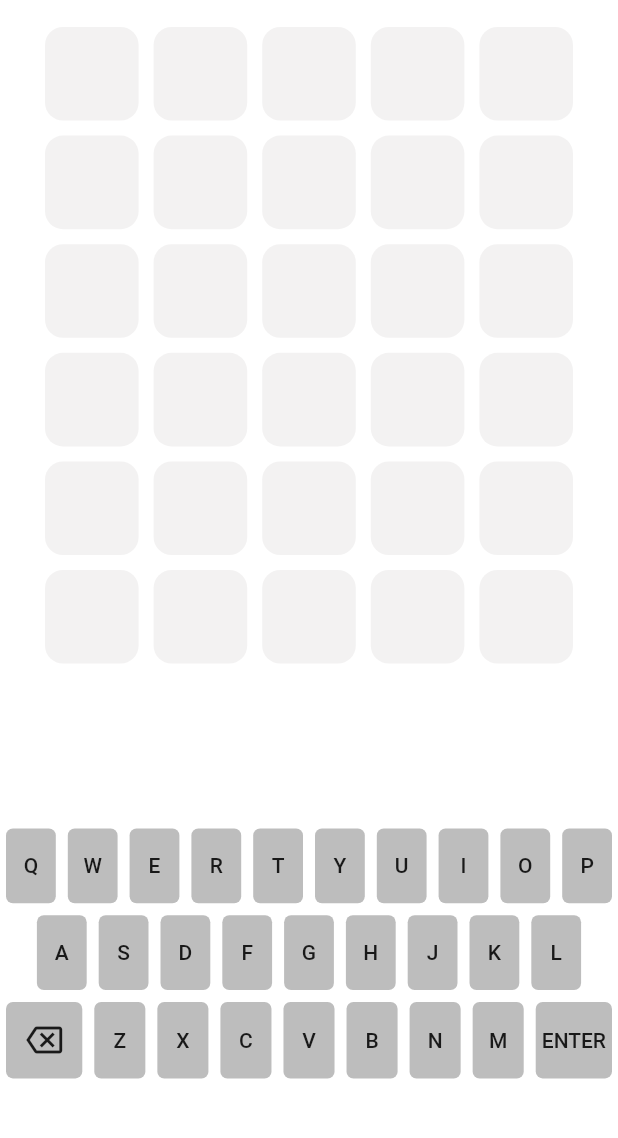
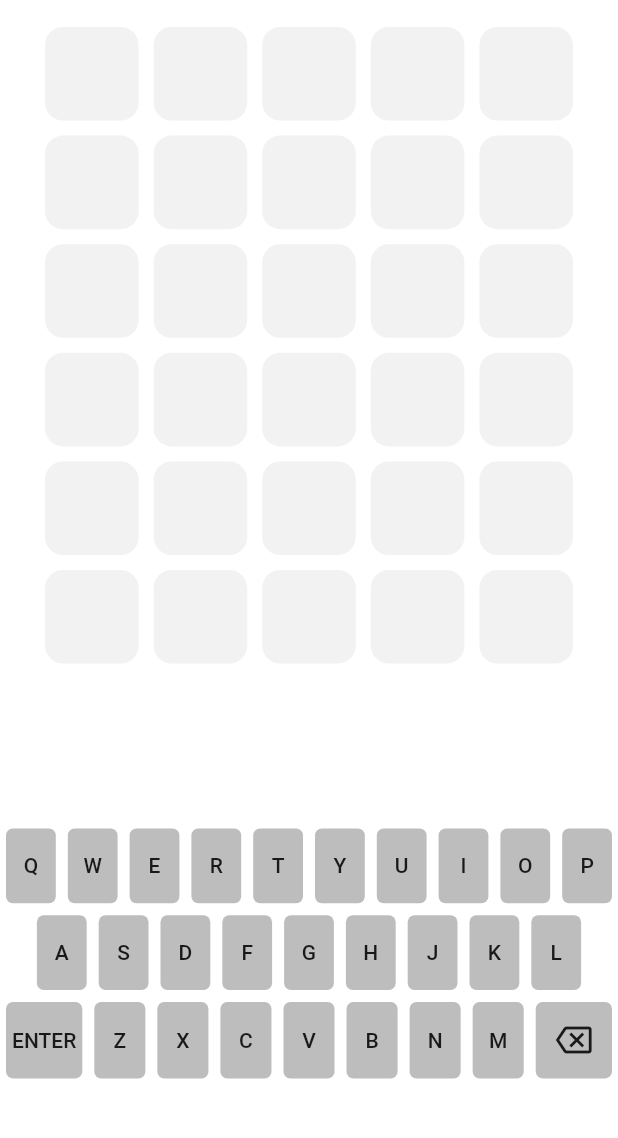
Before and after one commit to siddheshsonawane07/flutter_wordle, a Flutter app: the screen it shows after launch, on a phone screen of 412 x 824 dp, the part 72-1210 px from its top. Run offline on Flutter 3.47's test engine with Material 2 defaults, Android fonts, the phone set to English and light mode, and no system bars; our stand-ins replace bloc, equatable, flutter_bloc, flutter_countdown_timer, google_fonts, shared_preferences and 1 more; missing offline and left inert: twemoji; project files that could hold a hidden picture were left out.

Commit message:
widget changes

```diff
--- a/lib/widget/home_content.dart
+++ b/lib/widget/home_content.dart
@@ -1,6 +1,7 @@
 import 'package:flutter/material.dart';
-import 'package:wordle/widget/grid.dart';
-import 'package:wordle/widget/keyboard.dart';
+
+import 'grid.dart';
+import 'keyboard.dart';
 
 class HomeContent extends StatelessWidget {
   const HomeContent({Key? key}) : super(key: key);
--- a/lib/widget/keyboard.dart
+++ b/lib/widget/keyboard.dart
@@ -1,5 +1,6 @@
 import 'package:flutter/material.dart';
-import 'package:wordle/enums/keyboard_keys.dart';
+
+import '../enums/keyboard_keys.dart';
 import 'keyboard_key.dart';
 
 class Keyboard extends StatelessWidget {
@@ -13,80 +14,44 @@ class Keyboard extends StatelessWidget {
         children: [
           Row(
             children: const [
-              Flexible(
-                  flex: 1,
-                  child: KeyboardKey(
-                    keyboardKey: KeyboardKeys.q,
-                  )),
-              Flexible(
-                  flex: 1, child: KeyboardKey(keyboardKey: KeyboardKeys.w)),
-              Flexible(
-                  flex: 1, child: KeyboardKey(keyboardKey: KeyboardKeys.e)),
-              Flexible(
-                  flex: 1, child: KeyboardKey(keyboardKey: KeyboardKeys.r)),
-              Flexible(
-                  flex: 1, child: KeyboardKey(keyboardKey: KeyboardKeys.t)),
-              Flexible(
-                  flex: 1, child: KeyboardKey(keyboardKey: KeyboardKeys.y)),
-              Flexible(
-                  flex: 1, child: KeyboardKey(keyboardKey: KeyboardKeys.u)),
-              Flexible(
-                  flex: 1, child: KeyboardKey(keyboardKey: KeyboardKeys.i)),
-              Flexible(
-                  flex: 1, child: KeyboardKey(keyboardKey: KeyboardKeys.o)),
-              Flexible(
-                  flex: 1, child: KeyboardKey(keyboardKey: KeyboardKeys.p)),
+              Flexible(flex:1,child: KeyboardKey(keyboardKey: KeyboardKeys.q,)),
+              Flexible(flex:1,child: KeyboardKey(keyboardKey: KeyboardKeys.w)),
+              Flexible(flex:1,child: KeyboardKey(keyboardKey: KeyboardKeys.e)),
+              Flexible(flex:1,child: KeyboardKey(keyboardKey: KeyboardKeys.r)),
+              Flexible(flex:1,child: KeyboardKey(keyboardKey: KeyboardKeys.t)),
+              Flexible(flex:1,child: KeyboardKey(keyboardKey: KeyboardKeys.y)),
+              Flexible(flex:1,child: KeyboardKey(keyboardKey: KeyboardKeys.u)),
+              Flexible(flex:1,child: KeyboardKey(keyboardKey: KeyboardKeys.i)),
+              Flexible(flex:1,child: KeyboardKey(keyboardKey: KeyboardKeys.o)),
+              Flexible(flex:1,child: KeyboardKey(keyboardKey: KeyboardKeys.p)),
             ],
           ),
           Row(
             children: const [
-              Spacer(
-                flex: 5,
-              ),
-              Flexible(
-                  flex: 10,
-                  child: KeyboardKey(
-                    keyboardKey: KeyboardKeys.a,
-                  )),
-              Flexible(
-                  flex: 10, child: KeyboardKey(keyboardKey: KeyboardKeys.s)),
-              Flexible(
-                  flex: 10, child: KeyboardKey(keyboardKey: KeyboardKeys.d)),
-              Flexible(
-                  flex: 10, child: KeyboardKey(keyboardKey: KeyboardKeys.f)),
-              Flexible(
-                  flex: 10, child: KeyboardKey(keyboardKey: KeyboardKeys.g)),
-              Flexible(
-                  flex: 10, child: KeyboardKey(keyboardKey: KeyboardKeys.h)),
-              Flexible(
-                  flex: 10, child: KeyboardKey(keyboardKey: KeyboardKeys.j)),
-              Flexible(
-                  flex: 10, child: KeyboardKey(keyboardKey: KeyboardKeys.k)),
-              Flexible(
-                  flex: 10, child: KeyboardKey(keyboardKey: KeyboardKeys.l)),
-              Spacer(
-                flex: 5,
-              ),
+              Spacer(flex: 5,),
+              Flexible(flex:10,child: KeyboardKey(keyboardKey: KeyboardKeys.a,)),
+              Flexible(flex:10,child: KeyboardKey(keyboardKey: KeyboardKeys.s)),
+              Flexible(flex:10,child: KeyboardKey(keyboardKey: KeyboardKeys.d)),
+              Flexible(flex:10,child: KeyboardKey(keyboardKey: KeyboardKeys.f)),
+              Flexible(flex:10,child: KeyboardKey(keyboardKey: KeyboardKeys.g)),
+              Flexible(flex:10,child: KeyboardKey(keyboardKey: KeyboardKeys.h)),
+              Flexible(flex:10,child: KeyboardKey(keyboardKey: KeyboardKeys.j)),
+              Flexible(flex:10,child: KeyboardKey(keyboardKey: KeyboardKeys.k)),
+              Flexible(flex:10,child: KeyboardKey(keyboardKey: KeyboardKeys.l)),
+              Spacer(flex: 5,),
             ],
           ),
           Row(
             children: const [
-              Flexible(flex: 14, child: BackspaceKeyboardKey()),
-              Flexible(
-                  flex: 10, child: KeyboardKey(keyboardKey: KeyboardKeys.z)),
-              Flexible(
-                  flex: 10, child: KeyboardKey(keyboardKey: KeyboardKeys.x)),
-              Flexible(
-                  flex: 10, child: KeyboardKey(keyboardKey: KeyboardKeys.c)),
-              Flexible(
-                  flex: 10, child: KeyboardKey(keyboardKey: KeyboardKeys.v)),
-              Flexible(
-                  flex: 10, child: KeyboardKey(keyboardKey: KeyboardKeys.b)),
-              Flexible(
-                  flex: 10, child: KeyboardKey(keyboardKey: KeyboardKeys.n)),
-              Flexible(
-                  flex: 10, child: KeyboardKey(keyboardKey: KeyboardKeys.m)),
-              Flexible(flex: 14, child: EnterKeyboardKey()),
+              Flexible(flex:14,child: EnterKeyboardKey()),
+              Flexible(flex:10,child: KeyboardKey(keyboardKey: KeyboardKeys.z)),
+              Flexible(flex:10,child: KeyboardKey(keyboardKey: KeyboardKeys.x)),
+              Flexible(flex:10,child: KeyboardKey(keyboardKey: KeyboardKeys.c)),
+              Flexible(flex:10,child: KeyboardKey(keyboardKey: KeyboardKeys.v)),
+              Flexible(flex:10,child: KeyboardKey(keyboardKey: KeyboardKeys.b)),
+              Flexible(flex:10,child: KeyboardKey(keyboardKey: KeyboardKeys.n)),
+              Flexible(flex:10,child: KeyboardKey(keyboardKey: KeyboardKeys.m)),
+              Flexible(flex:14,child: BackspaceKeyboardKey()),
             ],
           ),
         ],
```
Also changed, not shown: lib/widget/grid.dart (+4 -3 lines), lib/widget/keyboard_key.dart (+6 -5 lines).
